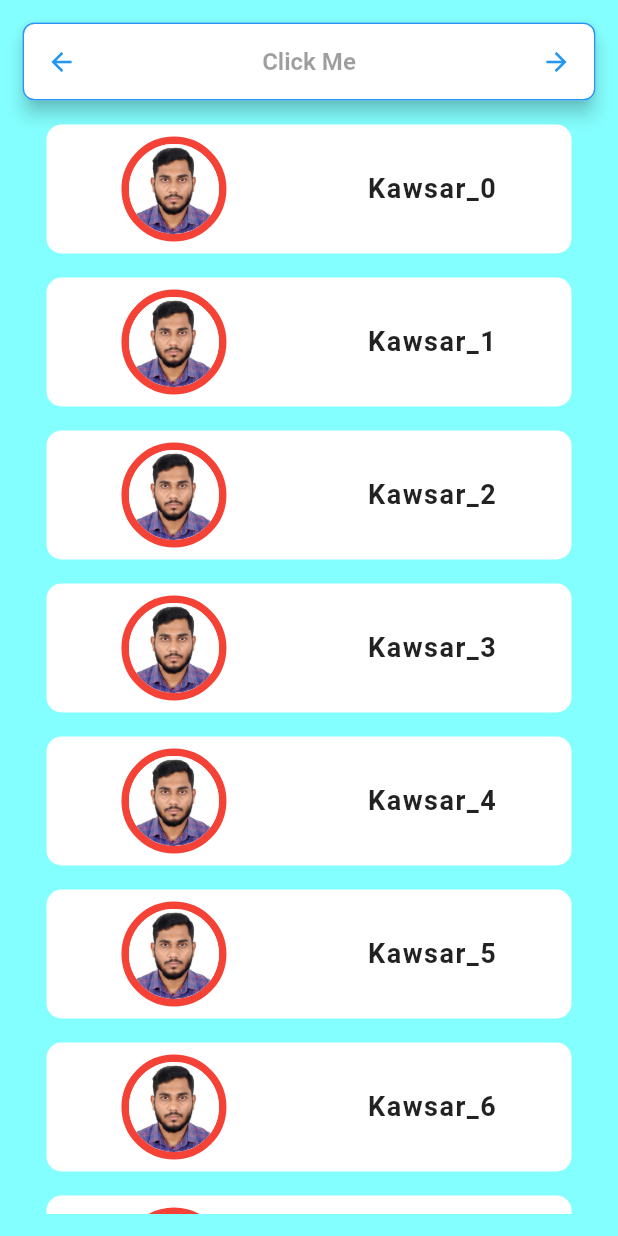
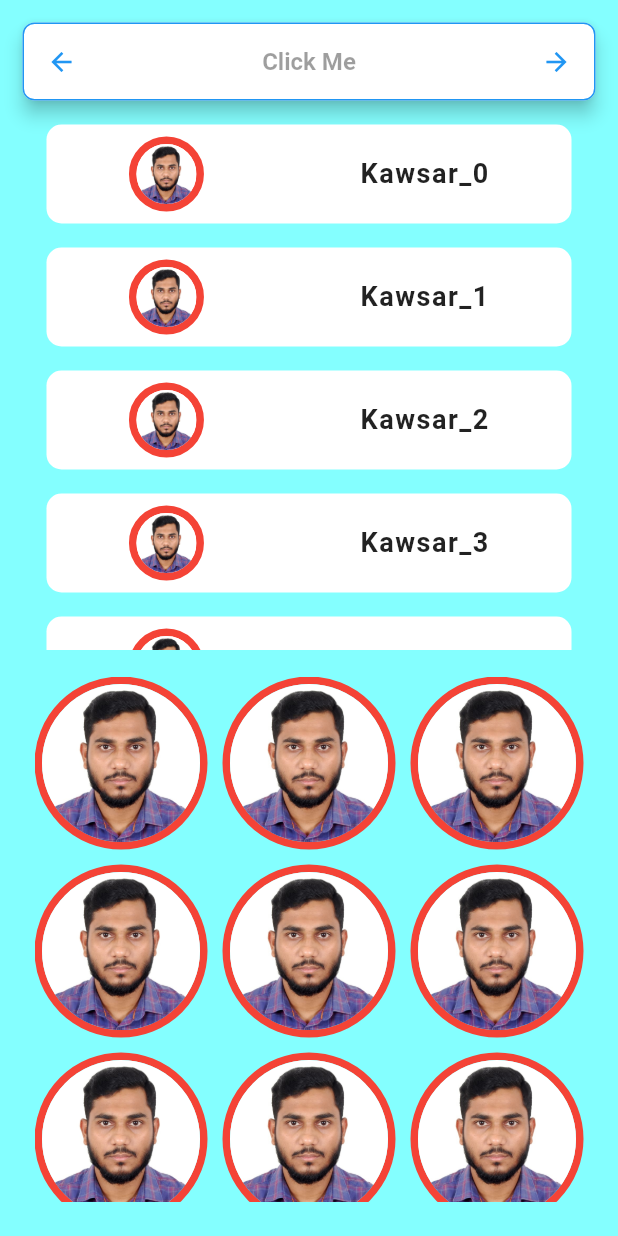
Before and after one commit to Bappy60/flutter_tasks, a Flutter app: the screen it shows after launch, on a phone screen of 412 x 824 dp. Run offline on Flutter 3.47's test engine with Material 3 defaults, Android fonts, the phone set to English and light mode, and no system bars.

Commit message:
used a gridView to show circular images

```diff
--- /dev/null
+++ b/lib/components/grid_view_image_cell.dart
@@ -0,0 +1,40 @@
+import 'package:flutter/material.dart';
+import 'package:flutter_tasks/components/image_cell.dart';
+
+class GridViewImage extends StatelessWidget {
+  final String imgPath = 'assets/images/bappy_profile.jpg';
+
+  const GridViewImage({super.key});
+
+  // Generates a list of CircularImage widgets
+  List<CircularImage> _generateCircularImageArray(String imgPath) {
+    List<CircularImage> circularImages = [];
+    for (int i = 0; i < 100; i++) {
+      circularImages.add(CircularImage(imgPath: imgPath));
+    }
+    return circularImages;
+  }
+
+  @override
+  Widget build(BuildContext context) {
+    // Initialize the list of CircularImage widgets
+    final List<CircularImage> items = _generateCircularImageArray(imgPath);
+
+    return Expanded(
+      child: Padding(
+        padding: const EdgeInsets.all(8.0),
+        child: GridView.builder(
+          gridDelegate: const SliverGridDelegateWithFixedCrossAxisCount(
+            crossAxisCount: 3, // Number of items per row
+            crossAxisSpacing: 10, // Horizontal space between grid items
+            mainAxisSpacing: 10, // Vertical space between grid items
+          ),
+          itemCount: items.length, // Number of items
+          itemBuilder: (BuildContext context, int index) {
+            return items[index]; // Display the CircularImage widget
+          },
+        ),
+      ),
+    );
+  }
+}
--- a/lib/components/image_cell.dart
+++ b/lib/components/image_cell.dart
@@ -72,8 +72,8 @@ class CircularImage extends StatelessWidget {
       child: ClipOval(
         child: Image.asset(
           imgPath,
-          width: 60,
-          height: 60,
+          width: 40,
+          height: 40,
         ),
       ),
     );
--- a/lib/main.dart
+++ b/lib/main.dart
@@ -1,5 +1,6 @@
 import 'package:flutter/material.dart';
 import 'package:flutter_tasks/components/common_screen.dart';
+import 'package:flutter_tasks/components/grid_view_image_cell.dart';
 import 'package:flutter_tasks/components/image_cell.dart';
 import 'components/custom_button.dart';
 
@@ -70,7 +71,11 @@ class MyApp extends StatelessWidget {
                 padding: const EdgeInsets.all(8.0),
                 children: _generateListCellArray(),
               ),
-            )
+            ),
+            const SizedBox(
+              height: 10,
+            ),
+            const GridViewImage(),
           ],
         ),
       ),
```
